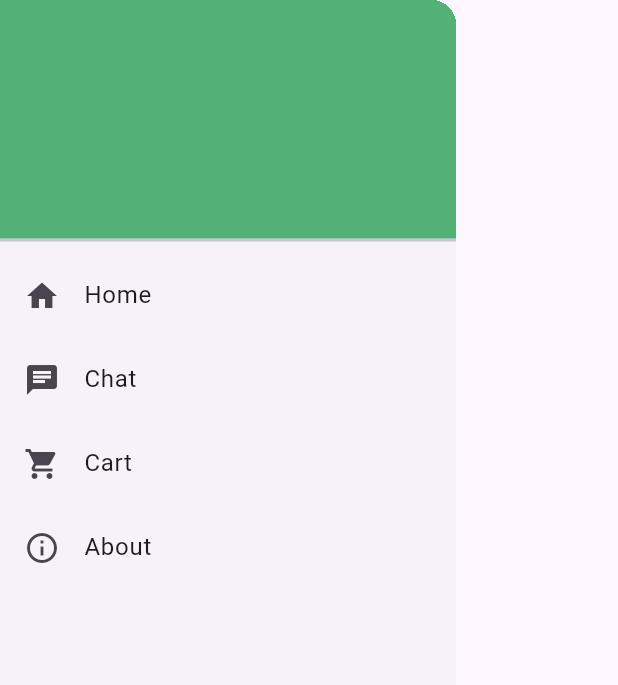
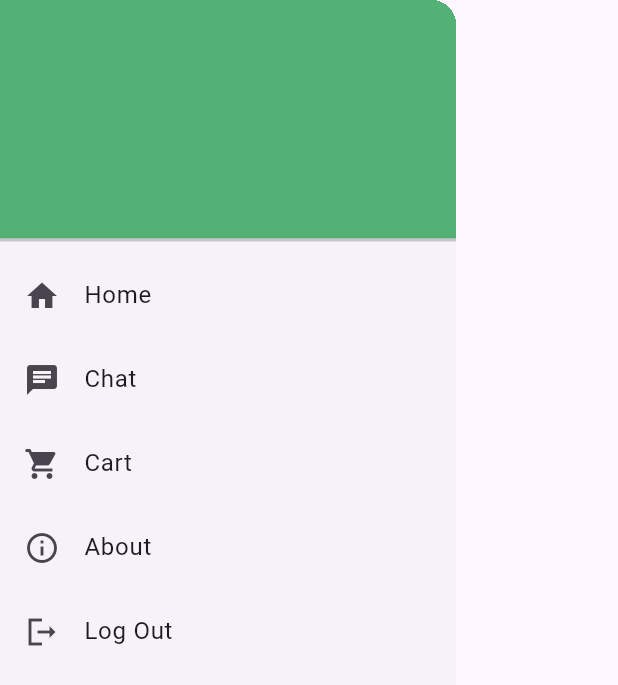
Before and after one commit to mayank0rajput/Sushuruta-flutter, a Flutter app: the MyDrawer widget shown alone on an empty page, opened directly, on a phone screen of 412 x 824 dp. Shown: the top 685 px of the screen. Run offline on Flutter 3.47's test engine with Material 3 defaults, Android fonts, the phone set to English and light mode, and no system bars; drawn by our look-alikes of velocity_x; our stand-ins replace cloud_firestore, firebase_auth, firebase_core, flutter_dotenv, google_fonts, google_sign_in and 1 more; missing offline and left inert: dart:html; accounts and stored records are empty; network calls fail.

```diff
--- a/lib/widgets/drawer.dart
+++ b/lib/widgets/drawer.dart
@@ -108,6 +108,20 @@ class MyDrawer extends StatelessWidget {
             onTap: (){
               Navigator.pushNamed(context, MyRoutes.aboutPageRoute);
             },
+          ),
+          ListTile(
+            leading: Icon(Icons.logout_sharp,
+              color: Drawer().surfaceTintColor,
+            ),
+            title: Text("Log Out",
+              style: TextStyle(
+                  color: Drawer().surfaceTintColor
+              ),),
+            onTap: ()async{
+              await FirebaseAuth.instance.signOut();
+              await Profile.clearData();
+              Navigator.pushNamed(context, MyRoutes.loginRoute);
+            },
           )
         ],
       ),
```
Also changed, not shown: lib/pages/login_page.dart (+12 -0 lines).
